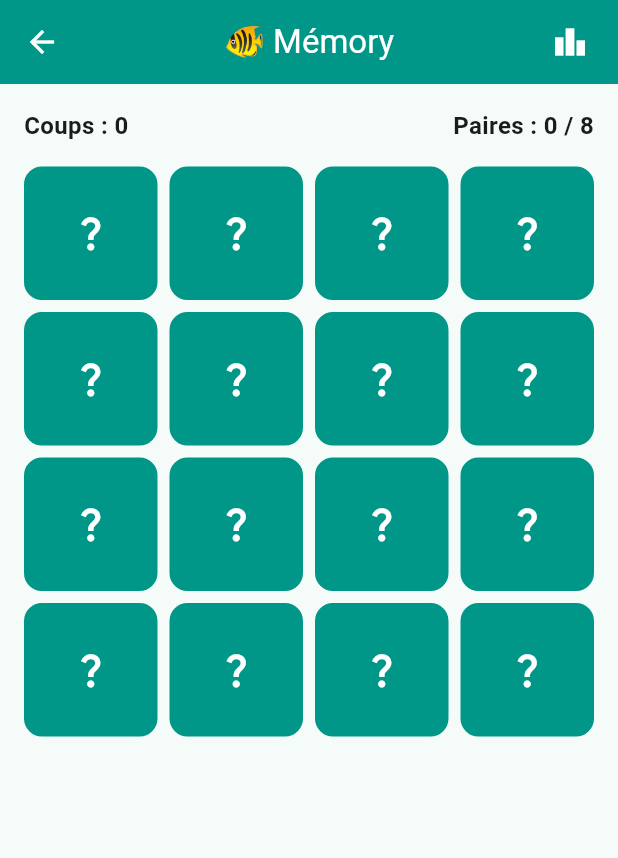
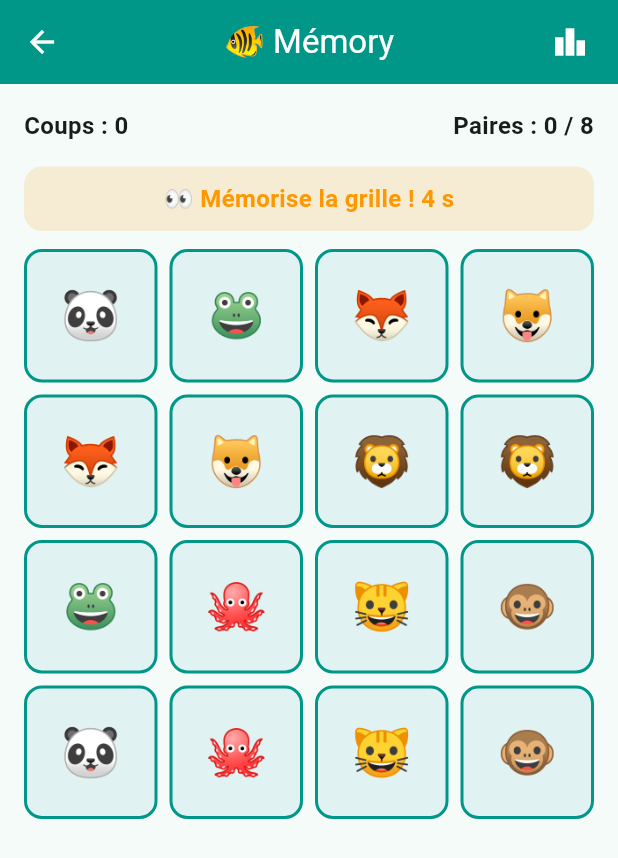
Before and after one commit to chrislove-josue/mon_app, a Flutter app: the screen it shows once a user with an empty profile is signed in, after a tap on "Essayer", after a tap on the "extension" icon, on a phone screen of 412 x 824 dp. Shown: the top 858 px of the screen. Run offline on Flutter 3.47's test engine with Material 3 defaults, Android fonts, the phone set to English and light mode, and no system bars; our stand-ins replace cloud_firestore, firebase_auth, firebase_core, firebase_messaging; accounts and stored records are empty.

Commit message:
la phase de mémorisation

```diff
--- a/lib/screens/memory_page.dart
+++ b/lib/screens/memory_page.dart
@@ -1,3 +1,4 @@
+import 'dart:async';
 import 'dart:math';
 
 import 'package:cloud_firestore/cloud_firestore.dart';
@@ -50,8 +51,56 @@ class _MemoryPageState extends State<MemoryPage> {
   int _coups = 0; // nombre de tentatives
   bool _bloque = false; // on vérifie les cartes, clique désactivé
 
+  // Phase de mémorisation : toutes les cartes sont ouvertes pendant 5 s.
+  bool _memorisation = true;
+  int _secondesRestantes = 5;
+  Timer? _timerMemorisation;
+
   _MemoryPageState() {
     _cartes = _melangerCartes();
+  }
+
+  @override
+  void initState() {
+    super.initState();
+    // Au lancement : ouvre toutes les cartes puis lance le compte à rebours.
+    for (final carte in _cartes) {
+      carte.faceVisible = true;
+    }
+    _demarrerCompteARebours();
+  }
+
+  @override
+  void dispose() {
+    _timerMemorisation?.cancel();
+    super.dispose();
+  }
+
+  /// Démarre le compte à rebours de mémorisation (1 tick / seconde).
+  void _demarrerCompteARebours() {
+    _timerMemorisation?.cancel();
+    _secondesRestantes = 5;
+    _timerMemorisation =
+        Timer.periodic(const Duration(seconds: 1), _tickCompteARebours);
+  }
+
+  /// Une seconde s'écoule… à 0, on referme toutes les cartes.
+  void _tickCompteARebours(Timer timer) {
+    if (!mounted) {
+      timer.cancel();
+      return;
+    }
+    setState(() => _secondesRestantes--);
+
+    if (_secondesRestantes <= 0) {
+      timer.cancel();
+      setState(() {
+        _memorisation = false;
+        for (final carte in _cartes) {
+          carte.faceVisible = false;
+        }
+      });
+    }
   }
 
   /// Crée les 16 cartes (2 de chaque symbole) puis les mélange.
@@ -77,14 +126,20 @@ class _MemoryPageState extends State<MemoryPage> {
       _premiereCarte = null;
       _coups = 0;
       _bloque = false;
+      // Nouvelle partie = nouvelle phase de mémorisation.
+      _memorisation = true;
+      for (final carte in _cartes) {
+        carte.faceVisible = true;
+      }
     });
+    _demarrerCompteARebours();
   }
 
   void _taperCarte(int position) {
     final carte = _cartes[position];
 
-    // On ignore les clics inutiles (carte visible ou déjà trouvée).
-    if (_bloque || carte.faceVisible || carte.trouvee) return;
+    // On ignore les clics inutiles (mémorisation, carte visible/trouvée).
+    if (_bloque || _memorisation || carte.faceVisible || carte.trouvee) return;
 
     setState(() => carte.faceVisible = true);
 
@@ -216,16 +271,46 @@ class _MemoryPageState extends State<MemoryPage> {
             ),
             const SizedBox(height: 16),
 
-            // Grille de cartes (4 colonnes x 4 lignes)
+            // Bandeau de mémorisation (visible pendant les 5 premières secondes).
+            if (_memorisation) ...[
+              Container(
+                width: .infinity,
+                padding: const EdgeInsets.symmetric(vertical: 10),
+                decoration: BoxDecoration(
+                  color: Colors.orange.withValues(alpha: .15),
+                  borderRadius: BorderRadius.circular(12),
+                ),
+                child: Text(
+                  '👀 Mémorise la grille ! $_secondesRestantes s',
+                  style: const TextStyle(
+                    fontSize: 16,
+                    fontWeight: .w600,
+                    color: Colors.orange,
+                  ),
+                  textAlign: .center,
+                ),
+              ),
+              const SizedBox(height: 12),
+            ],
+
+            // Grille de cartes (4 colonnes x 4 lignes).
+            // Sur écran large (web, tablette) on limite la largeur de la
+            // grille pour garder des cartes de taille raisonnable.
             Expanded(
+              child: Center(
+                child: ConstrainedBox(
+                  constraints: const BoxConstraints(maxWidth: 400),
                   child: GridView.builder(
-                gridDelegate: const SliverGridDelegateWithFixedCrossAxisCount(
+                    gridDelegate:
+                        const SliverGridDelegateWithFixedCrossAxisCount(
                       crossAxisCount: 4,
                       mainAxisSpacing: 8,
                       crossAxisSpacing: 8,
                     ),
                     itemCount: _cartes.length,
                     itemBuilder: (context, i) => _carteWidget(_cartes[i], i),
+                  ),
+                ),
               ),
             ),
 
```
Also changed, not shown: 2 other files. Lines whose indentation alone changed are shown as unchanged.
